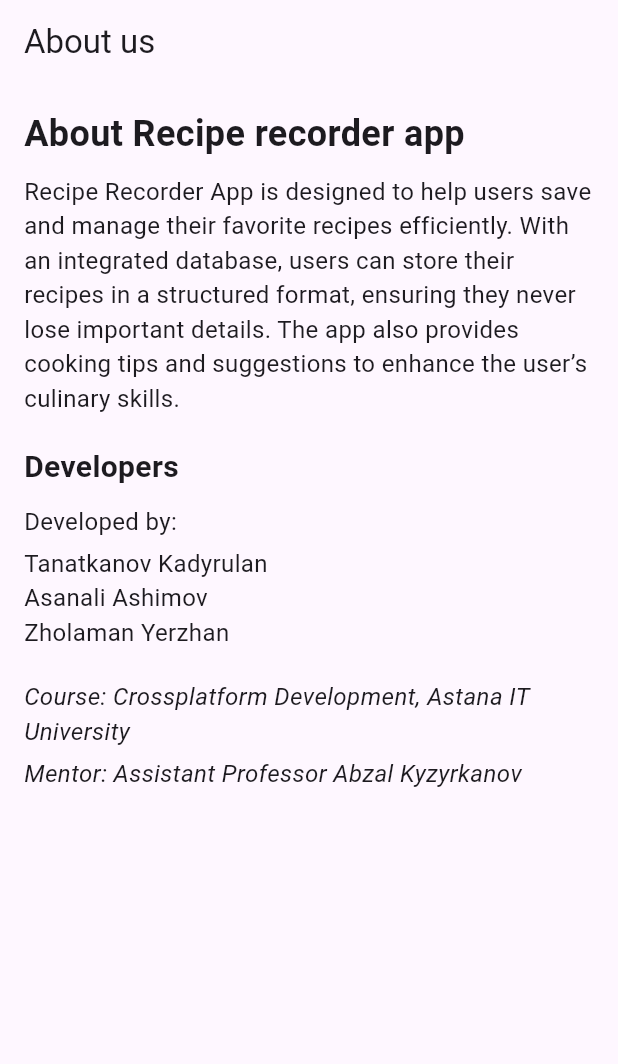
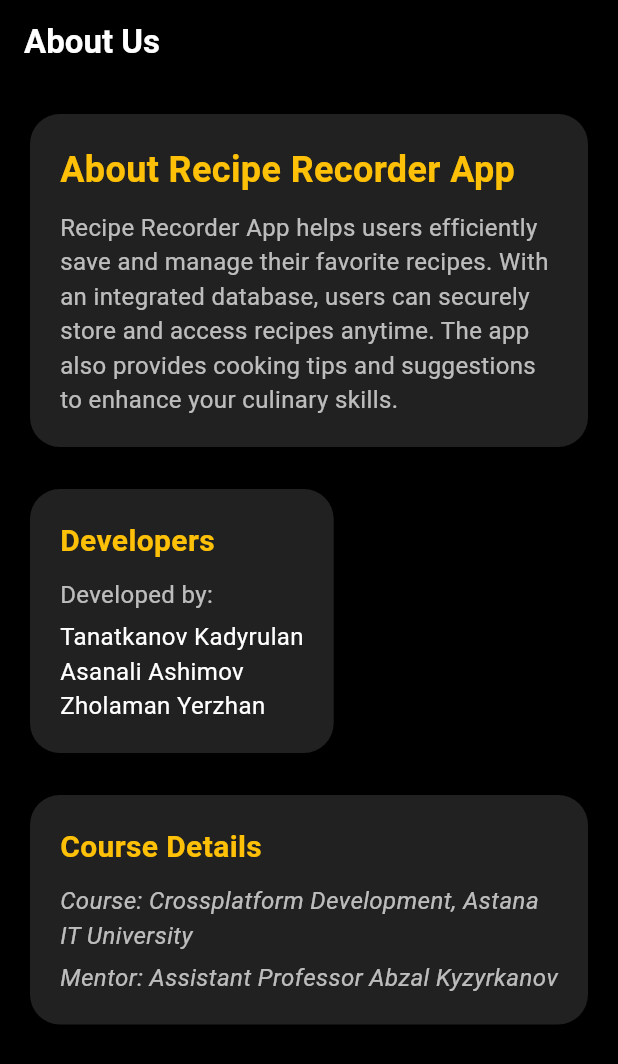
Before and after one commit to ElectroJK/recipe_recorder_app, a Flutter app: the screen it shows after launch, on a phone screen of 412 x 824 dp. Shown: the top 1064 px of the screen. Run offline on Flutter 3.47's test engine with Material 3 defaults, Android fonts, the phone set to English and light mode, and no system bars.

Commit message:
Update aboutus.dart
ui improvement with colors

```diff
--- a/lib/ui/aboutus.dart
+++ b/lib/ui/aboutus.dart
@@ -6,44 +6,115 @@
   @override
   Widget build(BuildContext context) {
     return Scaffold(
-      appBar: AppBar(title: const Text("About us")),
+      backgroundColor: Colors.black,
+      appBar: AppBar(
+        title: const Text(
+          "About Us",
+          style: TextStyle(color: Colors.white, fontWeight: FontWeight.bold),
+        ),
+        backgroundColor: Colors.black,
+        elevation: 0,
+        iconTheme: const IconThemeData(color: Colors.white),
+      ),
       body: Padding(
         padding: const EdgeInsets.all(16.0),
         child: Column(
           crossAxisAlignment: CrossAxisAlignment.start,
           children: [
+            Card(
+              color: Colors.grey[900],
+              shape: RoundedRectangleBorder(
+                borderRadius: BorderRadius.circular(20),
+              ),
+              child: Padding(
+                padding: const EdgeInsets.all(20.0),
+                child: Column(
+                  crossAxisAlignment: CrossAxisAlignment.start,
+                  children: [
                     const Text(
-              "About Recipe recorder app",
-              style: TextStyle(fontSize: 24, fontWeight: FontWeight.bold),
+                      "About Recipe Recorder App",
+                      style: TextStyle(
+                        fontSize: 24,
+                        fontWeight: FontWeight.bold,
+                        color: Colors.amber,
+                      ),
                     ),
                     const SizedBox(height: 10),
                     const Text(
-              "Recipe Recorder App is designed to help users save and manage their favorite recipes efficiently. "
-              "With an integrated database, users can store their recipes in a structured format, ensuring they never lose important details. "
-              "The app also provides cooking tips and suggestions to enhance the user’s culinary skills.",
-              style: TextStyle(fontSize: 16),
+                      "Recipe Recorder App helps users efficiently save and manage their favorite recipes. "
+                      "With an integrated database, users can securely store and access recipes anytime. "
+                      "The app also provides cooking tips and suggestions to enhance your culinary skills.",
+                      style: TextStyle(fontSize: 16, color: Colors.white70),
+                    ),
+                  ],
+                ),
+              ),
             ),
             const SizedBox(height: 20),
+            Card(
+              color: Colors.grey[900],
+              shape: RoundedRectangleBorder(
+                borderRadius: BorderRadius.circular(20),
+              ),
+              child: Padding(
+                padding: const EdgeInsets.all(20.0),
+                child: Column(
+                  crossAxisAlignment: CrossAxisAlignment.start,
+                  children: [
                     const Text(
                       "Developers",
-              style: TextStyle(fontSize: 20, fontWeight: FontWeight.bold),
+                      style: TextStyle(
+                        fontSize: 20,
+                        fontWeight: FontWeight.bold,
+                        color: Colors.amber,
+                      ),
                     ),
                     const SizedBox(height: 10),
-            const Text("Developed by:", style: TextStyle(fontSize: 16)),
+                    const Text(
+                      "Developed by:",
+                      style: TextStyle(fontSize: 16, color: Colors.white70),
+                    ),
                     const SizedBox(height: 5),
                     const Text(
                       "Tanatkanov Kadyrulan\nAsanali Ashimov\nZholaman Yerzhan",
-              style: TextStyle(fontSize: 16),
+                      style: TextStyle(fontSize: 16, color: Colors.white),
+                    ),
+                  ],
+                ),
+              ),
             ),
             const SizedBox(height: 20),
+            Card(
+              color: Colors.grey[900],
+              shape: RoundedRectangleBorder(
+                borderRadius: BorderRadius.circular(20),
+              ),
+              child: Padding(
+                padding: const EdgeInsets.all(20.0),
+                child: Column(
+                  crossAxisAlignment: CrossAxisAlignment.start,
+                  children: [
+                    const Text(
+                      "Course Details",
+                      style: TextStyle(
+                        fontSize: 20,
+                        fontWeight: FontWeight.bold,
+                        color: Colors.amber,
+                      ),
+                    ),
+                    const SizedBox(height: 10),
                     const Text(
                       "Course: Crossplatform Development, Astana IT University",
-              style: TextStyle(fontSize: 16, fontStyle: FontStyle.italic),
+                      style: TextStyle(fontSize: 16, color: Colors.white70, fontStyle: FontStyle.italic),
                     ),
                     const SizedBox(height: 5),
                     const Text(
                       "Mentor: Assistant Professor Abzal Kyzyrkanov",
-              style: TextStyle(fontSize: 16, fontStyle: FontStyle.italic),
+                      style: TextStyle(fontSize: 16, color: Colors.white70, fontStyle: FontStyle.italic),
+                    ),
+                  ],
+                ),
+              ),
             ),
           ],
         ),
```
Lines whose indentation alone changed are shown as unchanged.
